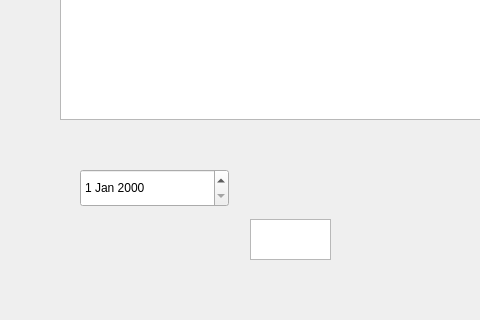
Before: the Qt Designer form infomesasmain.ui in waltermas-gitter/infomesas-gui, drawn with Qt 5; both pictures show x 0 to 480 and y 280 to 600 of the 800 by 600 pixel window.
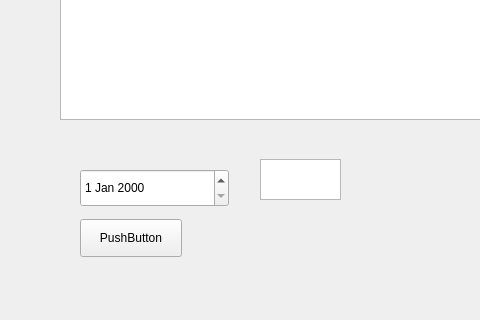
After: the same form once the commit is applied.

Commit message: antes de cambiar a modular a def la vista de tablewidget

Patch:
```diff
--- a/infomesasmain.ui
+++ b/infomesasmain.ui
@@ -46,8 +46,8 @@
    <widget class="QTableView" name="pedidosTableView">
     <property name="geometry">
      <rect>
-      <x>250</x>
-      <y>480</y>
+      <x>260</x>
+      <y>420</y>
       <width>81</width>
       <height>41</height>
      </rect>
@@ -63,6 +63,19 @@
      </rect>
     </property>
    </widget>
+   <widget class="QPushButton" name="pendientesPushButton">
+    <property name="geometry">
+     <rect>
+      <x>80</x>
+      <y>480</y>
+      <width>102</width>
+      <height>38</height>
+     </rect>
+    </property>
+    <property name="text">
+     <string>PushButton</string>
+    </property>
+   </widget>
   </widget>
   <widget class="QMenuBar" name="menubar">
    <property name="geometry">
```
The commit also changes 1 other file.
